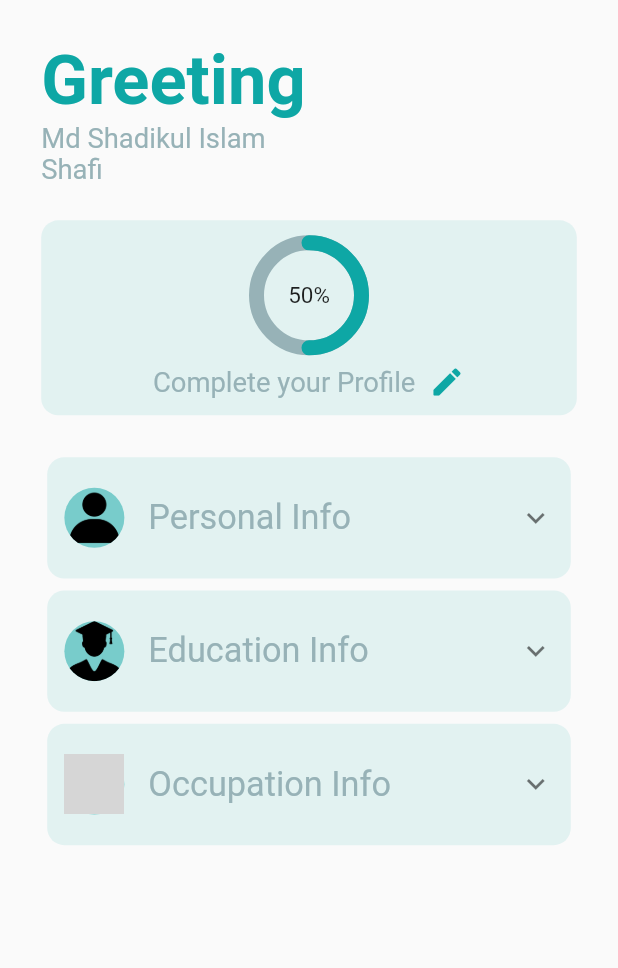
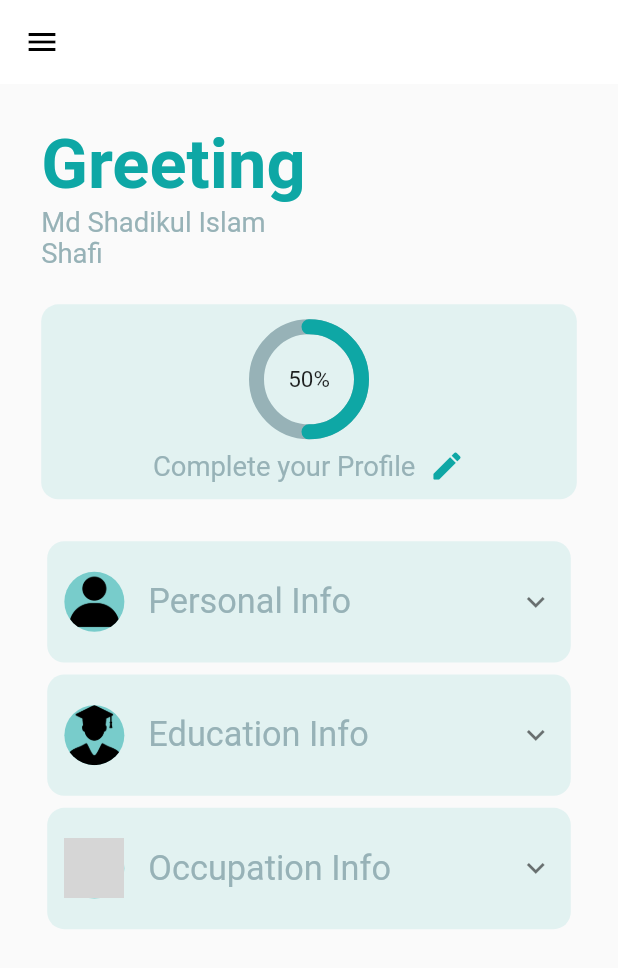
Before and after one commit to Naogaon-Polytechnic-Institute-NPI/npi_project, a Flutter app: the HomeScreen screen opened directly, on a phone screen of 412 x 824 dp. Shown: the top 968 px of the screen. Run offline on Flutter 3.47's test engine with Material 2 defaults, Android fonts, the phone set to English and light mode, and no system bars; drawn by our look-alikes of percent_indicator; our stand-ins replace flutter_screenutil, fluttertoast, gap; grey boxes are pictures that could not be loaded.

Commit message:
naveBar created

```diff
--- a/lib/src/module/student/home/view/home.dart
+++ b/lib/src/module/student/home/view/home.dart
@@ -3,6 +3,7 @@ import 'package:flutter_screenutil/flutter_screenutil.dart';
 import 'package:gap/gap.dart';
 import 'package:npi_project/src/module/student/home/local_widget/educataion_Info_card.dart';
 import 'package:npi_project/src/module/student/home/local_widget/greeting.dart';
+import 'package:npi_project/src/module/student/home/local_widget/nav_bar.dart';
 import 'package:npi_project/src/module/student/home/local_widget/occupation_info_card.dart';
 import 'package:npi_project/src/module/student/home/local_widget/personal_info_card.dart';
 import 'package:npi_project/src/module/student/home/local_widget/profile_indicator_part.dart';
@@ -19,11 +20,16 @@ class _HomeScreenState extends State<HomeScreen> {
   Widget build(BuildContext context) {
     return SafeArea(
       child: Scaffold(
+        appBar: AppBar(
+            elevation: 0,
+            iconTheme: const IconThemeData(color: Colors.black),
+            backgroundColor: Colors.white),
+        drawer: const NavBar(),
         body: Container(
           padding: EdgeInsets.all(24.w),
           height: MediaQuery.of(context).size.height,
           width: MediaQuery.of(context).size.width,
-          decoration: BoxDecoration(
+          decoration: const BoxDecoration(
               // gradient: LinearGradient(
               //     begin: Alignment.topCenter,
               //     end: Alignment.bottomCenter,
@@ -32,8 +38,8 @@ class _HomeScreenState extends State<HomeScreen> {
               //       CustomColor.lightTeal.withOpacity(.5),
               //     ]
               // )
-          ),
-          child:SingleChildScrollView(
+              ),
+          child: SingleChildScrollView(
             child: Column(
               crossAxisAlignment: CrossAxisAlignment.start,
               children: [
```
Also changed, not shown: lib/src/module/student/home/local_widget/nav_bar.dart (added).
